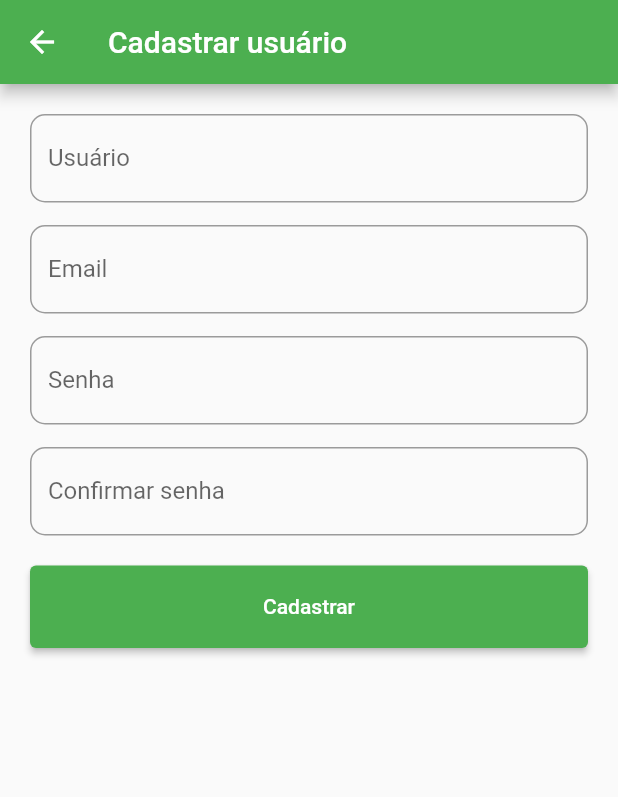
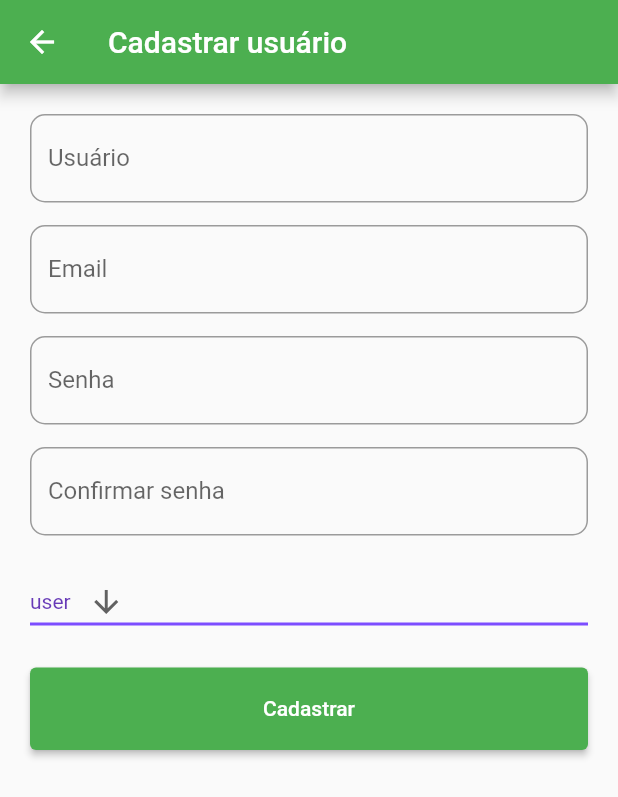
Before and after one commit to lucasoliveirasouza/cs-front-end, a Flutter app: the CadastrarUsuarioView screen opened directly, on a phone screen of 412 x 824 dp. Shown: the top 797 px of the screen. Run offline on Flutter 3.47's test engine with Material 2 defaults, Android fonts, the phone set to English and light mode, and no system bars; our stand-ins replace flutter_secure_storage, get; accounts and stored records are empty; network calls fail.

Commit message:
Adicionar dropdown de funções #8

```diff
--- a/lib/views/auth/cadastrar_usuario.dart
+++ b/lib/views/auth/cadastrar_usuario.dart
@@ -17,6 +17,8 @@ class _CadastrarUsuarioViewState extends State<CadastrarUsuarioView> {
   final senha = TextEditingController();
   final confirmarSenha = TextEditingController();
   final formKey = GlobalKey<FormState>();
+  String dropdownValue = 'user';
+  List<String> funcoes = ["user", "mod", "admin"];
 
   @override
   Widget build(BuildContext context) {
@@ -30,7 +32,6 @@ class _CadastrarUsuarioViewState extends State<CadastrarUsuarioView> {
           padding: EdgeInsets.only(right: 20, left: 20, top: 20),
           child: ListView(
             children: [
-
               FormFieldPadrao(
                 controle: usuario,
                 title: "Usuário",
@@ -61,29 +62,53 @@ class _CadastrarUsuarioViewState extends State<CadastrarUsuarioView> {
               SizedBox(
                 height: 20,
               ),
+              DropdownButton<String>(
+                value: dropdownValue,
+                icon: const Icon(Icons.arrow_downward),
+                elevation: 16,
+                style: const TextStyle(color: Colors.deepPurple),
+                underline: Container(
+                  height: 2,
+                  color: Colors.deepPurpleAccent,
+                ),
+                onChanged: (String? newValue) {
+                  setState(() {
+                    dropdownValue = newValue!;
+                  });
+                },
+                items: funcoes.map<DropdownMenuItem<String>>((String value) {
+                  return DropdownMenuItem<String>(
+                    value: value,
+                    child: Text(value),
+                  );
+                }).toList(),
+              ),
+              SizedBox(
+                height: 20,
+              ),
               Container(
                 height: 55,
                 child: ElevatedButton(
                   onPressed: () {
                     if (formKey.currentState!.validate()) {
-                      if(senha.text == confirmarSenha.text){
+                      if (senha.text == confirmarSenha.text) {
                         Provider.of<AuthService>(context, listen: false)
                             .registrar(usuario.text, email.text, senha.text)
-                            .then((value){
-                          if(value == "Usuario registrado com sucesso!"){
+                            .then((value) {
+                          if (value == "Usuario registrado com sucesso!") {
                             Get.snackbar(
                                 "Cadastro de usuário", value.toString(),
                                 backgroundColor: Colors.green.shade100);
                             Navigator.of(context).pop();
-                          }else{
+                          } else {
                             Get.snackbar(
                                 "Erro ao cadastrar usuário", value.toString(),
                                 backgroundColor: Colors.red.shade100);
                           }
                         });
-                      }else{
-                        Get.snackbar(
-                            "Erro ao cadastrar usuário", "As senhas são diferentes",
+                      } else {
+                        Get.snackbar("Erro ao cadastrar usuário",
+                            "As senhas são diferentes",
                             backgroundColor: Colors.red.shade100);
                       }
                     }
@@ -91,6 +116,7 @@ class _CadastrarUsuarioViewState extends State<CadastrarUsuarioView> {
                   child: Text("Cadastrar"),
                 ),
               ),
+
             ],
           ),
         ),
```
